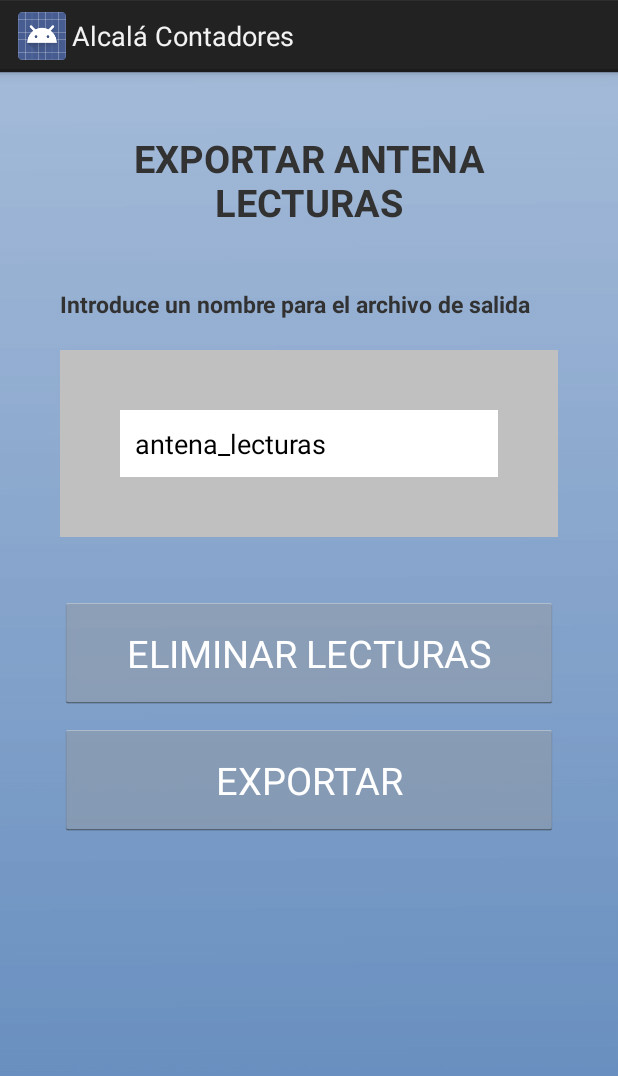
After one commit to erfindum/AlcalaAndroid, an Android app: the ReadingExportActivity screen opened directly, with no data from a screen before it, on a phone screen of 412 x 824 dp. The commit adds this screen. Shown: the top 1076 px of the screen. Run offline under Robolectric (Android 15) with nearby library versions, the phone set to English and light mode, and no system bars.

Commit message:
Sep Commit

```diff
--- a/app/build.gradle
+++ b/app/build.gradle
@@ -2,7 +2,7 @@ apply plugin: 'com.android.application'
 
 android {
     compileSdkVersion 19
-    buildToolsVersion "21.1.2"
+    buildToolsVersion '25.0.0'
 
     defaultConfig {
         applicationId "com.aratech.lectoras"
--- a/app/src/main/AndroidManifest.xml
+++ b/app/src/main/AndroidManifest.xml
@@ -44,6 +44,12 @@
             android:screenOrientation="portrait" >
         </activity>
         <activity
+            android:name="com.aratech.lectoras.ReadingExportActivity"
+            android:configChanges="keyboardHidden|orientation"
+            android:label="@string/app_name"
+            android:screenOrientation="portrait" >
+        </activity>
+        <activity
             android:name="com.aratech.lectoras.SelectionPropertyActivity"
             android:configChanges="keyboardHidden|orientation"
             android:label="@string/app_name"
--- a/app/src/main/java/com/aratech/lectoras/SelectionPropertyActivity.java
+++ b/app/src/main/java/com/aratech/lectoras/SelectionPropertyActivity.java
@@ -131,7 +131,7 @@ public class SelectionPropertyActivity extends Activity implements
 			}
 			String[] splittedEndDate = currentDateFormated.split("/");
 
-			if (Integer.valueOf(splittedInitDate[YEAR]) < Integer
+			if (Integer.valueOf(splittedInitDate[YEAR]) <= Integer
 					.valueOf(splittedEndDate[YEAR])) {
 				return true;
 			} else if (Integer.valueOf(splittedInitDate[YEAR]) > Integer
@@ -195,7 +195,6 @@ public class SelectionPropertyActivity extends Activity implements
 				((Reg20Comunidades) newReg).initDate = previousDateFormated;
 				((Reg20Comunidades) newReg).endDate = currentDateFormated;
 				database.asyncUpdateReg(newReg, this);
-
 			}
 			// reload();
 			selectedReg.setViewed(true);
--- a/app/src/main/java/com/aratech/lectoras/SplashActivity.java
+++ b/app/src/main/java/com/aratech/lectoras/SplashActivity.java
@@ -5,6 +5,10 @@ import android.os.Bundle;
 import android.app.Activity;
 import android.content.Intent;
 import android.util.Log;
+import android.widget.Toast;
+
+import java.text.SimpleDateFormat;
+import java.util.Calendar;
 
 public class SplashActivity extends Activity {
 
--- /dev/null
+++ b/app/src/main/res/layout/activity_reading_export.xml
@@ -0,0 +1,88 @@
+<?xml version="1.0" encoding="utf-8"?>
+<ScrollView
+    xmlns:android="http://schemas.android.com/apk/res/android"
+    android:layout_width="match_parent"
+    android:layout_height="match_parent"
+    android:fillViewport="true"
+    >
+    <RelativeLayout xmlns:android="http://schemas.android.com/apk/res/android"
+        android:layout_width="match_parent"
+        android:layout_height="wrap_content"
+        android:background="@drawable/background_activity"
+        android:paddingLeft="40dp"
+        android:paddingRight="40dp" >
+
+        <TextView
+            android:id="@+id/reading_export_title"
+            android:layout_width="wrap_content"
+            android:layout_height="wrap_content"
+            android:layout_alignParentTop="true"
+            android:layout_centerHorizontal="true"
+            android:layout_margin="40dp"
+            android:text="@string/exportar_lecturas_mayus"
+            android:gravity="center"
+            android:textSize="25sp"
+            android:textStyle="bold" />
+
+        <TextView
+            android:id="@+id/reading_export_file_tv"
+            android:layout_width="wrap_content"
+            android:layout_height="wrap_content"
+            android:layout_below="@+id/reading_export_title"
+            android:layout_marginBottom="20dp"
+            android:text="@string/exportacion_nombre_archivo"
+            android:textSize="15sp"
+            android:textStyle="bold" />
+
+
+        <LinearLayout
+            android:layout_width="match_parent" android:layout_height="wrap_content"
+            android:layout_marginBottom="40dp"
+            android:layout_below="@+id/reading_export_edit"
+            android:orientation="vertical"
+            >
+            <Button
+                android:id="@+id/btnEliminar"
+                android:layout_width="match_parent"
+                android:layout_height="wrap_content"
+                android:padding="20dp"
+                android:layout_weight="1"
+                android:layout_marginBottom="10dp"
+                android:text="@string/exportar_eliminar_lecturas"
+                android:textColor="@android:color/white"
+                android:textSize="@dimen/main_buttons_text_size" />
+
+            <Button
+                android:id="@+id/btnExportar"
+                android:layout_width="match_parent"
+                android:layout_height="wrap_content"
+                android:padding="20dp"
+                android:layout_weight="1"
+                android:text="@string/exportar_mayus"
+                android:textColor="@android:color/white"
+                android:textSize="@dimen/main_buttons_text_size" />
+        </LinearLayout>
+        <RelativeLayout
+            android:id="@+id/reading_export_edit"
+            android:layout_width="wrap_content"
+            android:layout_height="wrap_content"
+            android:layout_below="@+id/reading_export_file_tv"
+            android:layout_marginBottom="40dp"
+            android:background="@color/light_gray"
+            android:padding="40dp" >
+
+            <EditText
+                android:id="@+id/etFileName"
+                android:layout_width="match_parent"
+                android:layout_height="wrap_content"
+                android:layout_centerInParent="true"
+                android:background="@android:color/white"
+                android:padding="10dp"
+                android:text="antena_lecturas" />
+        </RelativeLayout>
+
+
+
+    </RelativeLayout>
+
+</ScrollView>
--- a/app/src/main/res/values/strings.xml
+++ b/app/src/main/res/values/strings.xml
@@ -7,6 +7,7 @@
     <string name="btn_mantenimiento">MANTENIMIENTO DE LECTURAS</string>
     <string name="btn_importar">INCORPORAR DATOS DE IESALECT</string>
     <string name="btn_exportar">EXPORTAR A FICHERO PARA IESALECT</string>
+    <string name="btn_exportar_antena">EXPORTAR LECTURAS DE ANTENA</string>
     <string name="btn_salir">TERMINAR APLICACIÓN</string>
     <string name="selection_title">Selección de la finca</string>
     <string name="lectura_anterior">Lectura anterior</string>
@@ -29,7 +30,9 @@
     <string name="no_archivos">No se han encontrado archivos</string>
     <string name="no_entradas">No hay entradas para guardar</string>
     <string name="exportar_mayus">EXPORTAR</string>
+    <string name="exportar_eliminar_lecturas">ELIMINAR LECTURAS</string>
     <string name="exportar_datos_mayus">EXPORTAR DATOS</string>
+    <string name="exportar_lecturas_mayus">EXPORTAR ANTENA LECTURAS</string>
     <string name="exporta_todos">Exportar todas las entradas</string>
     <string name="exporta_parte">Exportar por comunidad</string>
     <string name="exportacion_nombre_archivo">Introduce un nombre para el archivo de salida</string>
@@ -56,6 +59,7 @@
     <string name="cancel">CANCELAR</string>
     <string name="abering_address_no_existen">Abering - No existen el MAC</string>
     <string name="wmbus_address_no_existen">Wmbus - No existen el MAC</string>
+    <string name="lecturas_eliminar_título">Eliminar las lecturas de antena existentes</string>
 
 
 </resources>
--- a/build.gradle
+++ b/build.gradle
@@ -4,7 +4,7 @@ buildscript {
         jcenter()
     }
     dependencies {
-        classpath 'com.android.tools.build:gradle:2.2.2'
+        classpath 'com.android.tools.build:gradle:2.3.3'
     }
 }
 
```
Also changed, not shown: app/src/main/java/com/aratech/lectoras/ExportActivity.java (+20 -0 lines), app/src/main/java/com/aratech/lectoras/MainActivity.java (+11 -1 lines), app/src/main/java/com/aratech/lectoras/ReadingActivity.java (+50 -0 lines), app/src/main/java/com/aratech/lectoras/ReadingExportActivity.java (added, +190 -0 lines), app/src/main/java/com/aratech/lectoras/beans/Reg40Pisos.java (+6 -6 lines), app/src/main/java/com/aratech/lectoras/data/classes/CalendarHelper.java (+4 -4 lines), app/src/main/java/com/aratech/lectoras/data/classes/ReadingDatabaseHelper.java (added, +28 -0 lines), app/src/main/java/com/aratech/lectoras/data/classes/ReadingDatabaseSQL_statements.java (added, +23 -0 lines), app/src/main/res/layout/activity_export.xml (+17 -9 lines), app/src/main/res/layout/activity_main.xml (+19 -1 lines), app/src/main/res/layout/dialog_antena_eliminar.xml (added, +39 -0 lines), gradle/wrapper/gradle-wrapper.properties, 273 other files.
